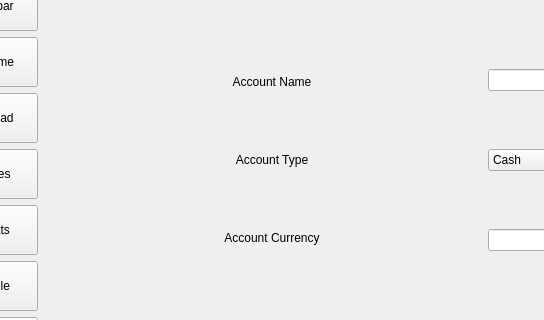
Ulaaka/Desktop-based-application-for-personal-finance, file financial_app_ui.ui: the form before one commit; both pictures show x 157 to 701 and y 104 to 424 of the 1073 by 606 pixel window.
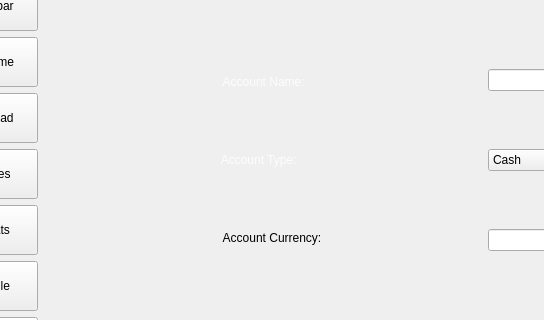
The form after the commit. Icons and pictures are not drawn.

Patch:
```diff
--- a/financial_app_ui.ui
+++ b/financial_app_ui.ui
@@ -1050,8 +1050,35 @@
                         <verstretch>0</verstretch>
                        </sizepolicy>
                       </property>
+                      <property name="palette">
+                       <palette>
+                        <active>
+                         <colorrole role="WindowText">
+                          <brush brushstyle="SolidPattern">
+                           <color alpha="217">
+                            <red>255</red>
+                            <green>255</green>
+                            <blue>255</blue>
+                           </color>
+                          </brush>
+                         </colorrole>
+                        </active>
+                        <inactive>
+                         <colorrole role="WindowText">
+                          <brush brushstyle="SolidPattern">
+                           <color alpha="217">
+                            <red>255</red>
+                            <green>255</green>
+                            <blue>255</blue>
+                           </color>
+                          </brush>
+                         </colorrole>
+                        </inactive>
+                        <disabled/>
+                       </palette>
+                      </property>
                       <property name="text">
-                       <string>Account Name</string>
+                       <string>Account Name:     </string>
                       </property>
                       <property name="alignment">
                        <set>Qt::AlignmentFlag::AlignCenter</set>
@@ -1066,8 +1093,35 @@
                         <verstretch>0</verstretch>
                        </sizepolicy>
                       </property>
+                      <property name="palette">
+                       <palette>
+                        <active>
+                         <colorrole role="WindowText">
+                          <brush brushstyle="SolidPattern">
+                           <color alpha="217">
+                            <red>255</red>
+                            <green>255</green>
+                            <blue>255</blue>
+                           </color>
+                          </brush>
+                         </colorrole>
+                        </active>
+                        <inactive>
+                         <colorrole role="WindowText">
+                          <brush brushstyle="SolidPattern">
+                           <color alpha="217">
+                            <red>255</red>
+                            <green>255</green>
+                            <blue>255</blue>
+                           </color>
+                          </brush>
+                         </colorrole>
+                        </inactive>
+                        <disabled/>
+                       </palette>
+                      </property>
                       <property name="text">
-                       <string>Account Type</string>
+                       <string>Account Type:        </string>
                       </property>
                       <property name="alignment">
                        <set>Qt::AlignmentFlag::AlignCenter</set>
@@ -1083,7 +1137,7 @@
                        </sizepolicy>
                       </property>
                       <property name="text">
-                       <string>Account Currency</string>
+                       <string>Account Currency:</string>
                       </property>
                       <property name="alignment">
                        <set>Qt::AlignmentFlag::AlignCenter</set>
```
Left out of the diff: 8 changed lines with no effect on the pictures.
